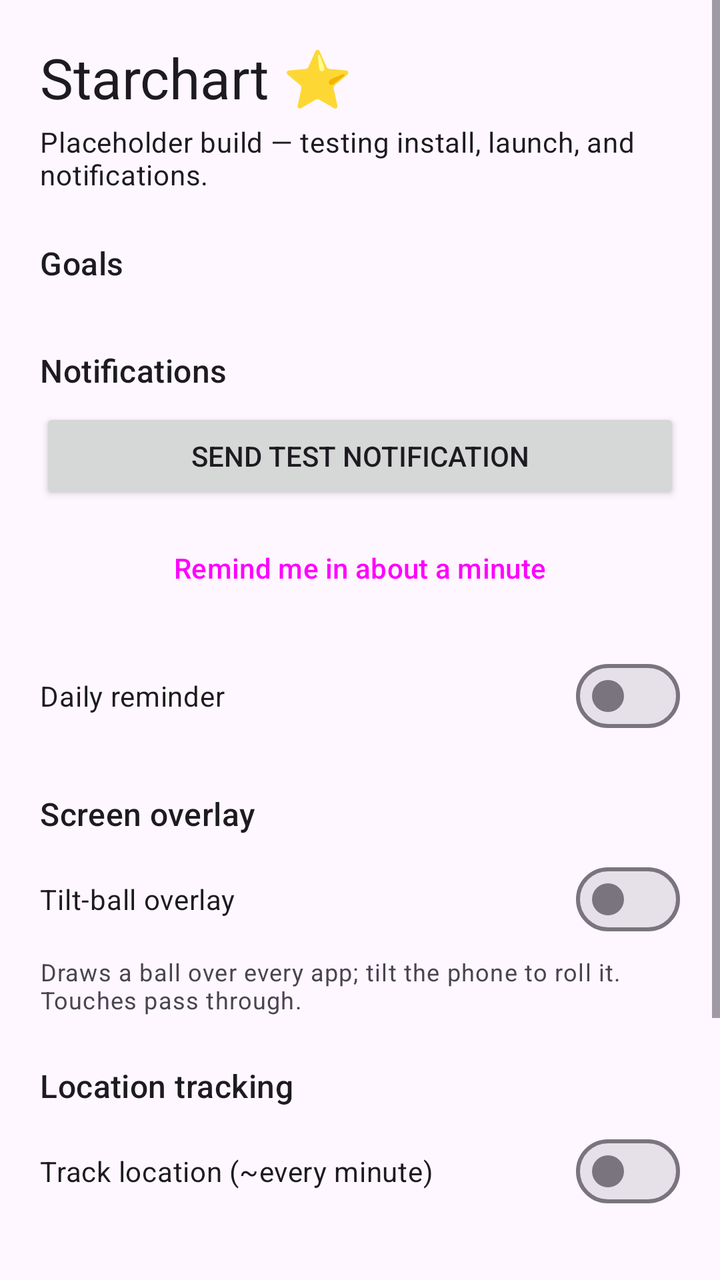
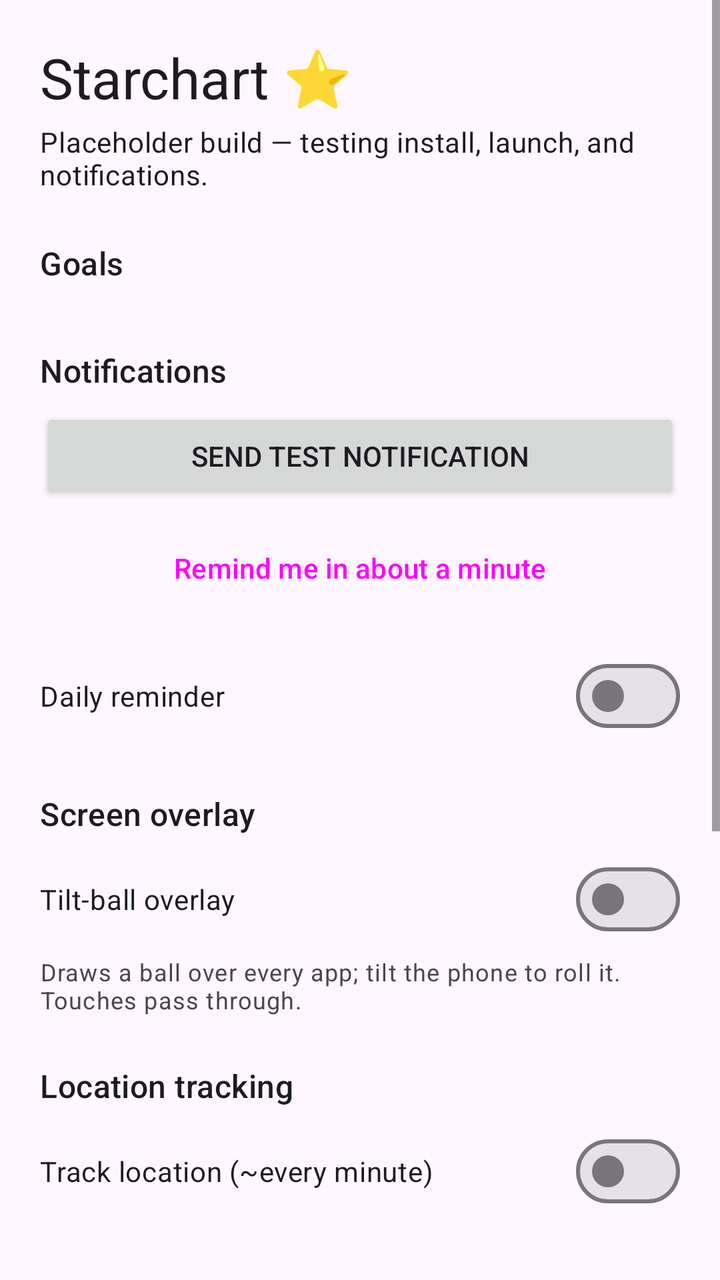

Compare the two renders of this Android layout. The source of the first and the diff that turns it into the second are given below.
<!-- AndroidManifest.xml: application theme Theme.Starchart -->
<!-- res/layout/activity_main.xml -->
<?xml version="1.0" encoding="utf-8"?>
<ScrollView xmlns:android="http://schemas.android.com/apk/res/android"
    android:layout_width="match_parent"
    android:layout_height="match_parent"
    android:fillViewport="true">

    <LinearLayout
        android:layout_width="match_parent"
        android:layout_height="wrap_content"
        android:orientation="vertical"
        android:padding="20dp">

        <TextView
            android:layout_width="wrap_content"
            android:layout_height="wrap_content"
            android:text="@string/app_title"
            android:textAppearance="?attr/textAppearanceHeadlineMedium" />

        <TextView
            android:layout_width="wrap_content"
            android:layout_height="wrap_content"
            android:layout_marginTop="4dp"
            android:text="@string/app_subtitle"
            android:textAppearance="?attr/textAppearanceBodyMedium" />

        <TextView
            android:layout_width="wrap_content"
            android:layout_height="wrap_content"
            android:layout_marginTop="24dp"
            android:text="@string/section_goals"
            android:textAppearance="?attr/textAppearanceTitleMedium" />

        <LinearLayout
            android:id="@+id/goal_container"
            android:layout_width="match_parent"
            android:layout_height="wrap_content"
            android:layout_marginTop="8dp"
            android:orientation="vertical" />

        <TextView
            android:layout_width="wrap_content"
            android:layout_height="wrap_content"
            android:layout_marginTop="24dp"
            android:text="@string/section_notifications"
            android:textAppearance="?attr/textAppearanceTitleMedium" />

        <Button
            android:id="@+id/btn_test_notification"
            android:layout_width="match_parent"
            android:layout_height="wrap_content"
            android:layout_marginTop="8dp"
            android:text="@string/btn_test_notification" />

        <Button
            android:id="@+id/btn_notify_in_one_minute"
            style="@style/Widget.Material3.Button.TonalButton"
            android:layout_width="match_parent"
            android:layout_height="wrap_content"
            android:layout_marginTop="8dp"
            android:text="@string/btn_notify_in_one_minute" />

        <com.google.android.material.materialswitch.MaterialSwitch
            android:id="@+id/switch_daily_reminder"
            android:layout_width="match_parent"
            android:layout_height="wrap_content"
            android:layout_marginTop="16dp"
            android:text="@string/switch_daily_reminder" />

        <TextView
            android:layout_width="wrap_content"
            android:layout_height="wrap_content"
            android:layout_marginTop="24dp"
            android:text="@string/section_overlay"
            android:textAppearance="?attr/textAppearanceTitleMedium" />

        <com.google.android.material.materialswitch.MaterialSwitch
            android:id="@+id/switch_overlay"
            android:layout_width="match_parent"
            android:layout_height="wrap_content"
            android:layout_marginTop="8dp"
            android:text="@string/switch_overlay" />

        <TextView
            android:layout_width="wrap_content"
            android:layout_height="wrap_content"
            android:layout_marginTop="4dp"
            android:text="@string/overlay_hint"
            android:textAppearance="?attr/textAppearanceBodySmall" />

        <TextView
            android:layout_width="wrap_content"
            android:layout_height="wrap_content"
            android:layout_marginTop="24dp"
            android:text="@string/section_location"
            android:textAppearance="?attr/textAppearanceTitleMedium" />

        <com.google.android.material.materialswitch.MaterialSwitch
            android:id="@+id/switch_location"
            android:layout_width="match_parent"
            android:layout_height="wrap_content"
            android:layout_marginTop="8dp"
            android:text="@string/switch_location" />

        <TextView
            android:id="@+id/location_status"
            android:layout_width="wrap_content"
            android:layout_height="wrap_content"
            android:layout_marginTop="4dp"
            android:textAppearance="?attr/textAppearanceBodyMedium" />

        <Button
            android:id="@+id/btn_export_locations"
            style="@style/Widget.Material3.Button.TonalButton"
            android:layout_width="match_parent"
            android:layout_height="wrap_content"
            android:layout_marginTop="8dp"
            android:text="@string/btn_export_locations" />

        <Button
            android:id="@+id/btn_background_location"
            style="@style/Widget.Material3.Button.TextButton"
            android:layout_width="match_parent"
            android:layout_height="wrap_content"
            android:text="@string/btn_background_location" />

        <Button
            android:id="@+id/btn_battery_optimizations"
            style="@style/Widget.Material3.Button.TextButton"
            android:layout_width="match_parent"
            android:layout_height="wrap_content"
            android:text="@string/btn_battery_optimizations" />

    </LinearLayout>
</ScrollView>
<!-- resources referenced by this layout -->
<resources>
  <string name="app_subtitle">Placeholder build — testing install, launch, and notifications.</string>
  <string name="app_title">Starchart ⭐</string>
  <string name="btn_background_location">Allow all-the-time location (auto-restart after reboot)</string>
  <string name="btn_battery_optimizations">Exempt from battery optimization (more reliable)</string>
  <string name="btn_export_locations">Export locations as CSV</string>
  <string name="btn_notify_in_one_minute">Remind me in about a minute</string>
  <string name="btn_test_notification">Send test notification</string>
  <string name="overlay_hint">Draws a ball over every app; tilt the phone to roll it. Touches pass through.</string>
  <string name="section_goals">Goals</string>
  <string name="section_location">Location tracking</string>
  <string name="section_notifications">Notifications</string>
  <string name="section_overlay">Screen overlay</string>
  <string name="switch_daily_reminder">Daily reminder</string>
  <string name="switch_location">Track location (~every minute)</string>
  <string name="switch_overlay">Tilt-ball overlay</string>
  <style name="Theme.Starchart" parent="Theme.Material3.DayNight.NoActionBar" />
</resources>

<!-- the commit's change to res/layout/activity_main.xml (unified diff, before → after) -->
@@ -130,5 +130,34 @@
             android:layout_height="wrap_content"
             android:text="@string/btn_battery_optimizations" />
 
+        <TextView
+            android:layout_width="wrap_content"
+            android:layout_height="wrap_content"
+            android:layout_marginTop="24dp"
+            android:text="@string/section_sync"
+            android:textAppearance="?attr/textAppearanceTitleMedium" />
+
+        <TextView
+            android:id="@+id/sync_status"
+            android:layout_width="wrap_content"
+            android:layout_height="wrap_content"
+            android:layout_marginTop="4dp"
+            android:textAppearance="?attr/textAppearanceBodyMedium" />
+
+        <Button
+            android:id="@+id/btn_link_server"
+            android:layout_width="match_parent"
+            android:layout_height="wrap_content"
+            android:layout_marginTop="8dp"
+            android:text="@string/btn_link_server" />
+
+        <Button
+            android:id="@+id/btn_sync_now"
+            style="@style/Widget.Material3.Button.TonalButton"
+            android:layout_width="match_parent"
+            android:layout_height="wrap_content"
+            android:layout_marginTop="8dp"
+            android:text="@string/btn_sync_now" />
+
     </LinearLayout>
 </ScrollView>
<!-- resource entries referenced after the edit -->
@@ -5,13 +5,16 @@
   <string name="btn_background_location">Allow all-the-time location (auto-restart after reboot)</string>
   <string name="btn_battery_optimizations">Exempt from battery optimization (more reliable)</string>
   <string name="btn_export_locations">Export locations as CSV</string>
+  <string name="btn_link_server">Link to server</string>
   <string name="btn_notify_in_one_minute">Remind me in about a minute</string>
+  <string name="btn_sync_now">Sync now</string>
   <string name="btn_test_notification">Send test notification</string>
   <string name="overlay_hint">Draws a ball over every app; tilt the phone to roll it. Touches pass through.</string>
   <string name="section_goals">Goals</string>
   <string name="section_location">Location tracking</string>
   <string name="section_notifications">Notifications</string>
   <string name="section_overlay">Screen overlay</string>
+  <string name="section_sync">Server sync</string>
   <string name="switch_daily_reminder">Daily reminder</string>
   <string name="switch_location">Track location (~every minute)</string>
   <string name="switch_overlay">Tilt-ball overlay</string>
